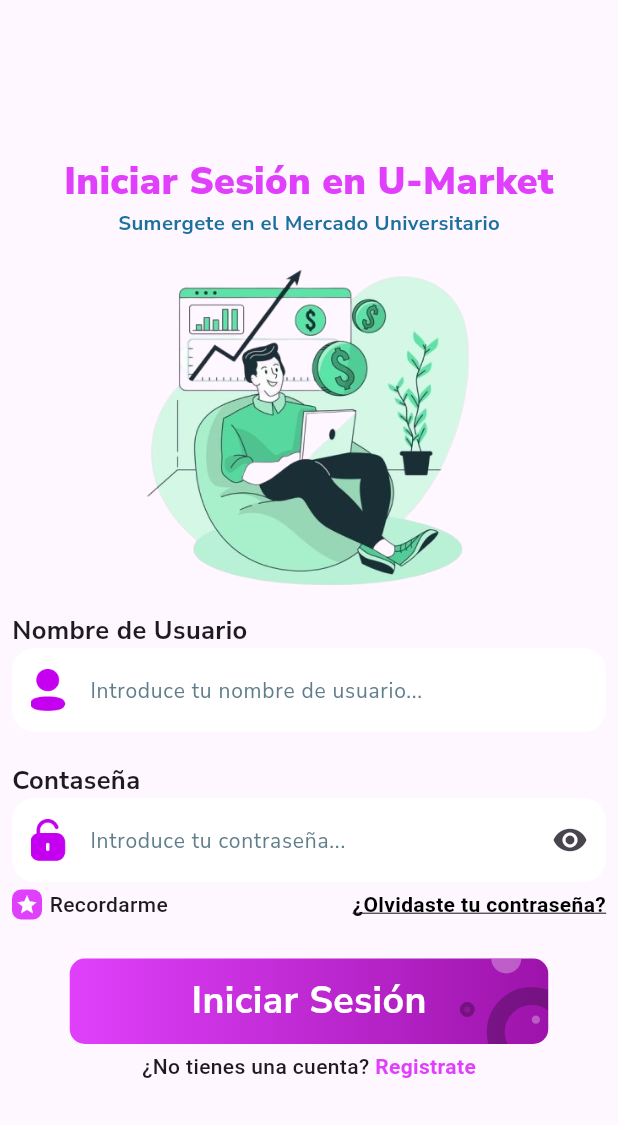
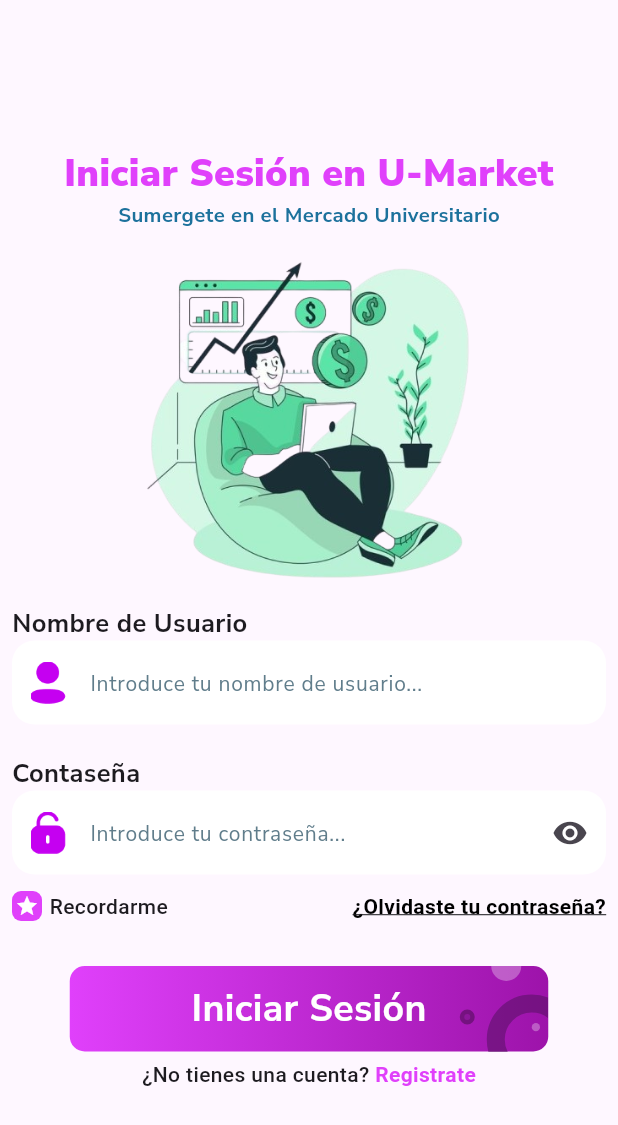
Before and after one commit to Polnareff69/P2P-Front, a Flutter app: the LoginScreen screen opened directly, on a phone screen of 412 x 824 dp. Shown: the top 1125 px of the screen. Run offline on Flutter 3.47's test engine with Material 3 defaults, Android fonts, the phone set to English and light mode, and no system bars; our stand-ins replace google_fonts.

```diff
--- a/market/lib/views/authentication_screens/login_screen.dart
+++ b/market/lib/views/authentication_screens/login_screen.dart
@@ -163,7 +163,7 @@ class LoginScreen extends StatelessWidget {
               ),
 
               //Remember password and Forgot Password
-              const SizedBox(height: 5),
+              const SizedBox(height: 11),
               Row(
                 mainAxisAlignment:
                     MainAxisAlignment.spaceBetween,
@@ -199,7 +199,7 @@ class LoginScreen extends StatelessWidget {
               ),
 
               //Login Bottom
-              const SizedBox(height: 26),
+              const SizedBox(height: 30),
               Container(
                 width: 319,
                 height: 57,
--- a/market/lib/views/widgets/remember_me_checkbox.dart
+++ b/market/lib/views/widgets/remember_me_checkbox.dart
@@ -44,7 +44,7 @@ class RememberMeCheckboxState
                       ? Colors.black
                       : Colors
                           .white, // Estrella negra o blanca
-              size: 15,
+              size: 16,
             ),
           ),
         ),
```
